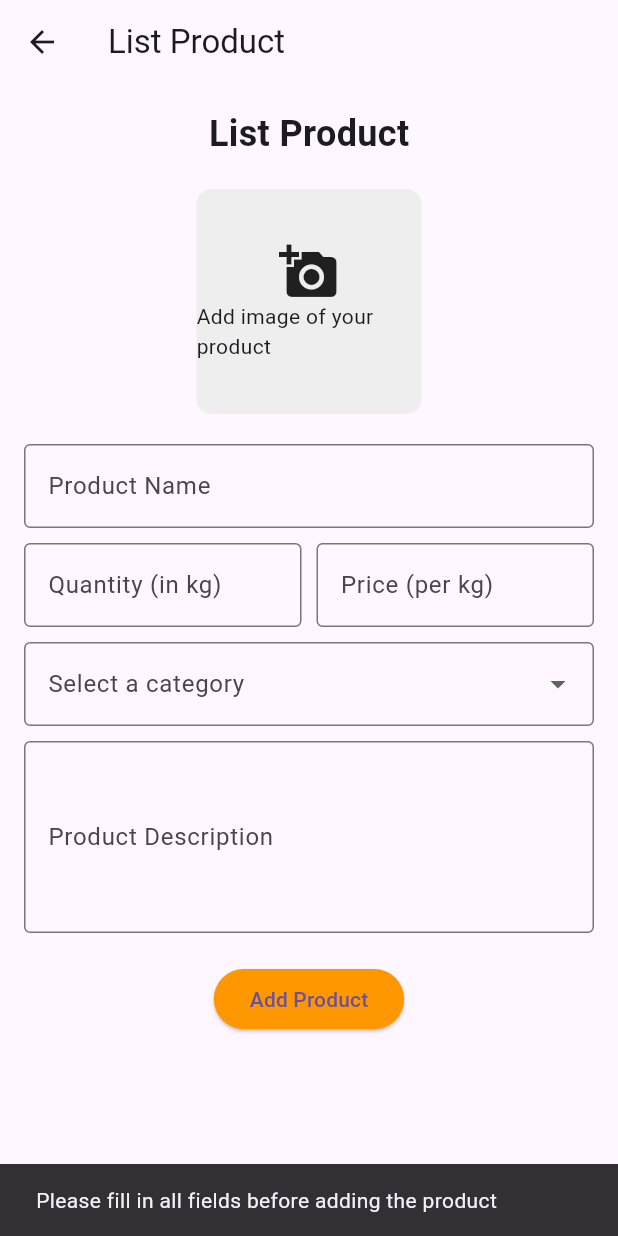
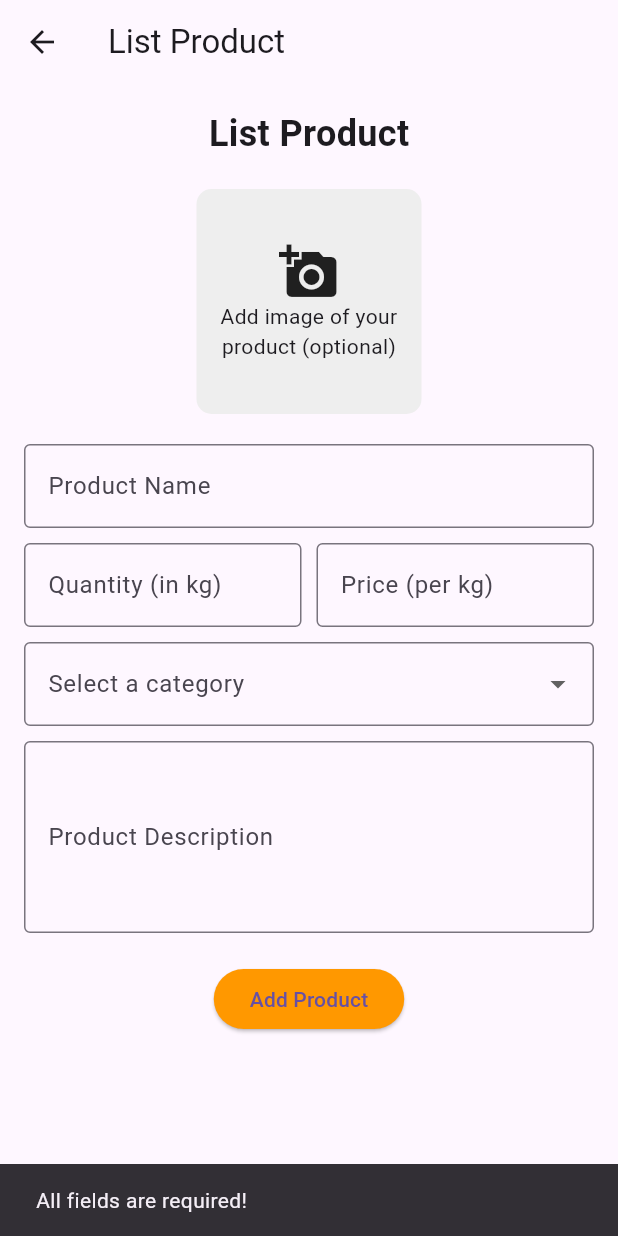
Before and after one commit to fagojs/FarmConnect, a Flutter app: the AddProductPage screen opened directly, after a tap on "Add Product", on a phone screen of 412 x 824 dp. Run offline on Flutter 3.47's test engine with Material 3 defaults, Android fonts, the phone set to English and light mode, and no system bars; our stand-ins replace email_validator, image_picker.

Commit message:
validation added, code refactoring

```diff
--- a/lib/screens/farmer/list_product_page/add_product.dart
+++ b/lib/screens/farmer/list_product_page/add_product.dart
@@ -21,7 +21,6 @@ class _AddProductPageState extends State<AddProductPage> {
   File? _productImage;
 
   void _addProduct(){
-    // Check if all fields are filled
     if (_nameController.text.isEmpty ||
       _quantityController.text.isEmpty ||
       _priceController.text.isEmpty ||
@@ -29,11 +28,24 @@ class _AddProductPageState extends State<AddProductPage> {
       _descriptionController.text.isEmpty) {
       // Show a snackbar if any field is empty
       ScaffoldMessenger.of(context).showSnackBar(
-        SnackBar(content: Text('Please fill in all fields before adding the product')),
+        const SnackBar(content: Text('All fields are required!')),
       );
-      return; // Do not proceed if validation fails
     }
-
+    // Validate that the quantity is a valid integer and greater than zero
+    if (int.tryParse(_quantityController.text) == null || int.parse(_quantityController.text) <= 0) {
+      ScaffoldMessenger.of(context).showSnackBar(
+        const SnackBar(content: Text('Quantity must have integer value greater than zero')),
+      );
+      return;
+    }
+    // Validate that the price is a valid double and greater than zero
+    if (double.tryParse(_priceController.text) == null || double.parse(_priceController.text) <= 0) {
+      ScaffoldMessenger.of(context).showSnackBar(
+        const SnackBar(content: Text('Price must have integer value greater than zero')),
+      );
+      return;
+    }
+    // If everything is valid, add the product
     final newProduct = Product(
       productName: _nameController.text.trim(),
       quantity: int.parse(_quantityController.text.trim()),
@@ -42,20 +54,18 @@ class _AddProductPageState extends State<AddProductPage> {
       category: _selectedCategory!,
       productImage: _productImage,
     );
-
     // add the new product data back to List Product Page
     currentUser.products.add(newProduct);
     Navigator.pop(context);
-
   }
 
   @override
   Widget build(BuildContext context) {
     return Scaffold(
       appBar: AppBar(
-        title: Text('List Product'),
+        title: const Text('List Product'),
         leading: IconButton(
-          icon: Icon(Icons.arrow_back),
+          icon: const Icon(Icons.arrow_back),
           onPressed: () {
             Navigator.pop(context); // Navigate back to List Product Page
           },
@@ -67,7 +77,7 @@ class _AddProductPageState extends State<AddProductPage> {
           child: Column(
             mainAxisAlignment: MainAxisAlignment.center,
             children: <Widget>[
-              Text(
+              const Text(
                 'List Product',
                 style: TextStyle(fontSize: 24, fontWeight: FontWeight.bold),
               ),
@@ -89,12 +99,12 @@ class _AddProductPageState extends State<AddProductPage> {
                           color: Colors.grey[200],
                           borderRadius: BorderRadius.circular(10),
                         ),
-                        child: Center(
+                        child: const Center(
                           child: Column(
                             mainAxisAlignment: MainAxisAlignment.center,
                             children: [
                               Icon(Icons.add_a_photo, size: 40),
-                              Text('Add image of your product'),
+                              Text('Add image of your product (optional)', textAlign: TextAlign.center,),
                             ],
                           ),
                         ),
@@ -106,31 +116,31 @@ class _AddProductPageState extends State<AddProductPage> {
                         fit: BoxFit.cover,
                       ),
               ),
-              SizedBox(height: 20),
+              const SizedBox(height: 20),
               TextField(
                 controller: _nameController,
-                decoration: InputDecoration(
+                decoration: const InputDecoration(
                   labelText: 'Product Name',
                   border: OutlineInputBorder(),
                 ),
               ),
-              SizedBox(height: 10),
+              const SizedBox(height: 10),
               Row(
                 children: [
                   Expanded(
                     child: TextField(
                       controller: _quantityController,
-                      decoration: InputDecoration(
+                      decoration: const  InputDecoration(
                         labelText: 'Quantity (in kg)',
                         border: OutlineInputBorder(),
                       ),
                     ),
                   ),
-                  SizedBox(width: 10),
+                  const SizedBox(width: 10),
                   Expanded(
                     child: TextField(
                       controller: _priceController,
-                      decoration: InputDecoration(
+                      decoration: const InputDecoration(
                         labelText: 'Price (per kg)',
                         border: OutlineInputBorder(),
                       ),
@@ -138,9 +148,9 @@ class _AddProductPageState extends State<AddProductPage> {
                   ),
                 ],
               ),
-              SizedBox(height: 10),
+              const SizedBox(height: 10),
               DropdownButtonFormField<String>(
-                decoration: InputDecoration(
+                decoration: const InputDecoration(
                   labelText: 'Select a category',
                   border: OutlineInputBorder(),
                 ),
@@ -157,16 +167,16 @@ class _AddProductPageState extends State<AddProductPage> {
                   );
                 }).toList(),
               ),
-              SizedBox(height: 10),
+              const SizedBox(height: 10),
               TextField(
                 controller: _descriptionController,
                 maxLines: 4,
-                decoration: InputDecoration(
+                decoration: const InputDecoration(
                   labelText: 'Product Description',
                   border: OutlineInputBorder(),
                 ),
               ),
-              SizedBox(height: 20),
+              const SizedBox(height: 20),
               ElevatedButton(
                 onPressed: (){
                   _addProduct();
```
Lines whose indentation alone changed are shown as unchanged.
